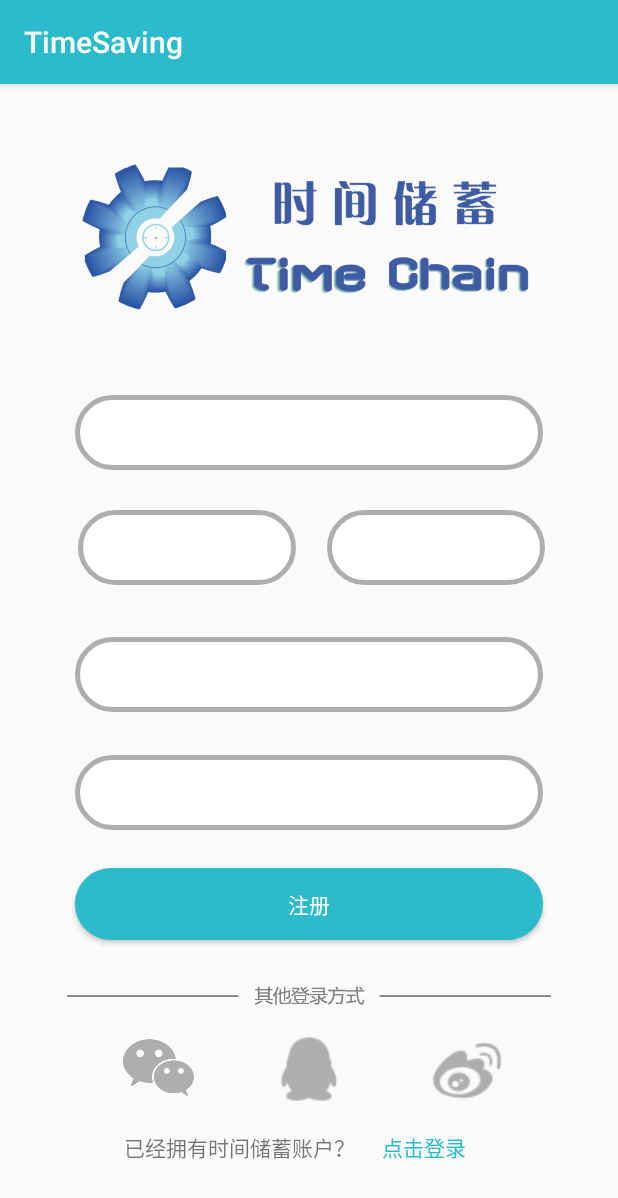
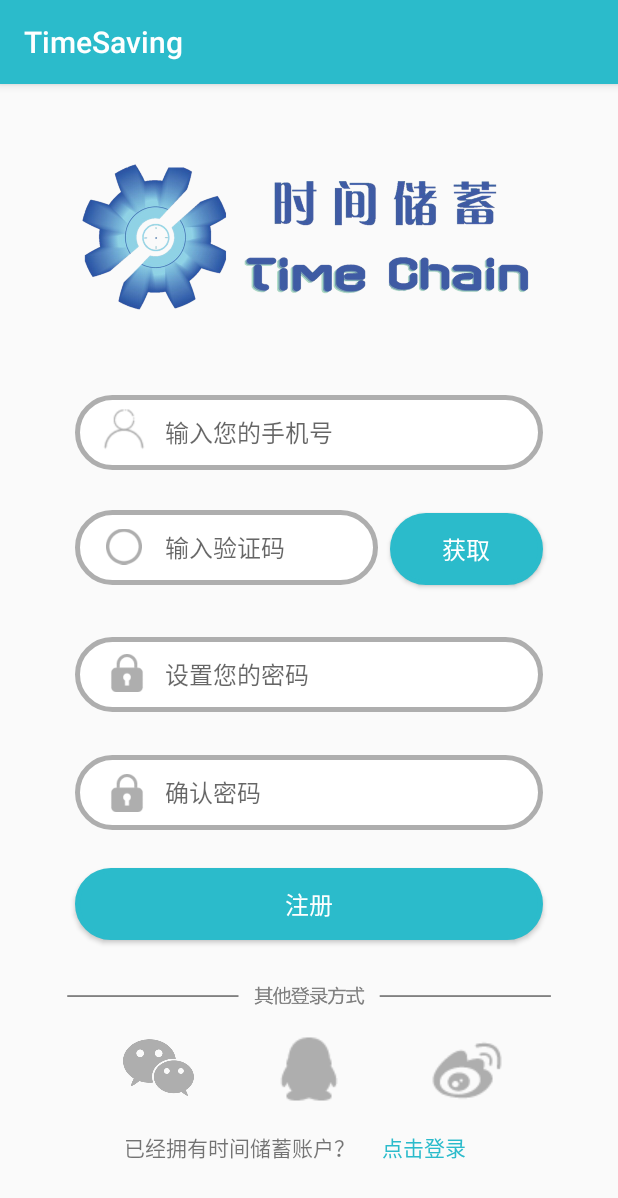
Before and after one commit to 449627440/TimeSaving, an Android app: the screen it shows after launch (MainActivity), on a phone screen of 412 x 824 dp. Shown: the top 1198 px of the screen. Run offline under Robolectric (Android 15) with nearby library versions, the phone set to English and light mode, and no system bars.

Commit message:
完善注册页面

```diff
--- a/app/src/main/res/drawable/shape_edittext.xml
+++ b/app/src/main/res/drawable/shape_edittext.xml
@@ -6,7 +6,7 @@
     <corners android:radius="30dip" />
     <!-- padding：Button里面的文字与Button边界的间隔 -->
     <padding
-        android:left="10dp"
+        android:left="60dp"
         android:top="10dp"
         android:right="10dp"
         android:bottom="10dp"
--- a/app/src/main/res/layout/activity_main.xml
+++ b/app/src/main/res/layout/activity_main.xml
@@ -30,6 +30,8 @@
         android:layout_marginEnd="50dp"
         android:layout_marginBottom="8dp"
         android:background="@drawable/shape_edittext"
+        android:hint="输入您的手机号"
+        android:textSize="16sp"
         app:layout_constraintBottom_toBottomOf="parent"
         app:layout_constraintEnd_toEndOf="parent"
         app:layout_constraintHorizontal_bias="0.0"
@@ -39,34 +41,20 @@
 
     <EditText
         android:id="@+id/editText3"
-        android:layout_width="145dp"
+        android:layout_width="0dp"
         android:layout_height="50dp"
         android:layout_marginStart="50dp"
         android:layout_marginTop="8dp"
         android:layout_marginEnd="8dp"
         android:layout_marginBottom="8dp"
         android:background="@drawable/shape_edittext"
+        android:hint="输入验证码"
+        android:textSize="16sp"
         app:layout_constraintBottom_toBottomOf="parent"
-        app:layout_constraintEnd_toStartOf="@+id/guideline"
-        app:layout_constraintHorizontal_bias="0.25"
+        app:layout_constraintEnd_toStartOf="@+id/button_getVcode"
         app:layout_constraintStart_toStartOf="parent"
         app:layout_constraintTop_toBottomOf="@+id/editText2"
         app:layout_constraintVertical_bias="0.042" />
-
-    <EditText
-        android:id="@+id/editText4"
-        android:layout_width="145dp"
-        android:layout_height="50dp"
-        android:layout_marginStart="8dp"
-        android:layout_marginEnd="50dp"
-        android:layout_marginBottom="8dp"
-        android:background="@drawable/shape_edittext"
-        app:layout_constraintBottom_toTopOf="@+id/editText"
-        app:layout_constraintEnd_toEndOf="parent"
-        app:layout_constraintHorizontal_bias="0.666"
-        app:layout_constraintStart_toStartOf="@+id/guideline"
-        app:layout_constraintTop_toTopOf="@+id/editText3"
-        app:layout_constraintVertical_bias="0.0" />
 
     <EditText
         android:id="@+id/editText"
@@ -77,9 +65,11 @@
         android:layout_marginEnd="50dp"
         android:layout_marginBottom="8dp"
         android:background="@drawable/shape_edittext"
+        android:hint="设置您的密码"
+        android:textSize="16sp"
         app:layout_constraintBottom_toBottomOf="parent"
         app:layout_constraintEnd_toEndOf="parent"
-        app:layout_constraintHorizontal_bias="0.0"
+        app:layout_constraintHorizontal_bias="1.0"
         app:layout_constraintStart_toStartOf="parent"
         app:layout_constraintTop_toBottomOf="@+id/editText3"
         app:layout_constraintVertical_bias="0.072" />
@@ -93,6 +83,8 @@
         android:layout_marginEnd="50dp"
         android:layout_marginBottom="8dp"
         android:background="@drawable/shape_edittext"
+        android:hint="确认密码"
+        android:textSize="16sp"
         app:layout_constraintBottom_toBottomOf="parent"
         app:layout_constraintEnd_toEndOf="parent"
         app:layout_constraintHorizontal_bias="0.0"
@@ -118,6 +110,7 @@
         android:background="@drawable/shape_button"
         android:text="注册"
         android:textColor="@color/white"
+        android:textSize="16sp"
         app:layout_constraintBottom_toBottomOf="parent"
         app:layout_constraintEnd_toEndOf="parent"
         app:layout_constraintHorizontal_bias="0.0"
@@ -200,7 +193,7 @@
         app:layout_constraintVertical_bias="0.185" />
 
     <TextView
-        android:id="@+id/textView3"
+        android:id="@+id/tv_login"
         android:layout_width="wrap_content"
         android:layout_height="wrap_content"
         android:layout_marginStart="8dp"
@@ -215,6 +208,76 @@
         app:layout_constraintTop_toTopOf="@+id/textView2"
         app:layout_constraintVertical_bias="0.0" />
 
+    <ImageView
+        android:id="@+id/imageView6"
+        android:layout_width="36dp"
+        android:layout_height="36dp"
+        android:layout_marginStart="8dp"
+        android:layout_marginEnd="8dp"
+        app:layout_constraintBottom_toBottomOf="@+id/editText2"
+        app:layout_constraintEnd_toStartOf="@+id/guideline"
+        app:layout_constraintHorizontal_bias="0.061"
+        app:layout_constraintStart_toStartOf="@+id/editText2"
+        app:layout_constraintTop_toTopOf="@+id/editText2"
+        app:srcCompat="@drawable/welcome_gr" />
+
+    <ImageView
+        android:id="@+id/imageView8"
+        android:layout_width="24dp"
+        android:layout_height="26dp"
+        android:layout_marginEnd="8dp"
+        app:layout_constraintBottom_toBottomOf="@+id/editText3"
+        app:layout_constraintEnd_toStartOf="@+id/guideline"
+        app:layout_constraintHorizontal_bias="0.055"
+        app:layout_constraintStart_toStartOf="@+id/imageView6"
+        app:layout_constraintTop_toTopOf="@+id/editText3"
+        app:layout_constraintVertical_bias="0.473"
+        app:srcCompat="@drawable/welcome_circle" />
+
+    <Button
+        android:id="@+id/button_getVcode"
+        android:layout_width="0dp"
+        android:layout_height="wrap_content"
+        android:layout_marginStart="260dp"
+        android:layout_marginTop="8dp"
+        android:layout_marginEnd="50dp"
+        android:layout_marginBottom="8dp"
+        android:background="@drawable/shape_button"
+        android:text="获取"
+        android:textColor="@color/white"
+        android:textSize="16sp"
+        app:layout_constraintBottom_toTopOf="@+id/editText"
+        app:layout_constraintEnd_toEndOf="parent"
+        app:layout_constraintStart_toStartOf="parent"
+        app:layout_constraintTop_toBottomOf="@+id/editText2"
+        app:layout_constraintVertical_bias="0.441" />
+
+    <ImageView
+        android:id="@+id/imageView9"
+        android:layout_width="25dp"
+        android:layout_height="25dp"
+        android:layout_marginStart="5dp"
+        android:layout_marginEnd="8dp"
+        app:layout_constraintBottom_toBottomOf="@+id/editText"
+        app:layout_constraintEnd_toStartOf="@+id/guideline"
+        app:layout_constraintHorizontal_bias="0.019"
+        app:layout_constraintStart_toStartOf="@+id/imageView6"
+        app:layout_constraintTop_toTopOf="@+id/editText"
+        app:layout_constraintVertical_bias="0.454"
+        app:srcCompat="@drawable/welcome_password" />
+
+    <ImageView
+        android:id="@+id/imageView10"
+        android:layout_width="25dp"
+        android:layout_height="25dp"
+        android:layout_marginEnd="8dp"
+        app:layout_constraintBottom_toBottomOf="@+id/editText5"
+        app:layout_constraintEnd_toStartOf="@+id/guideline"
+        app:layout_constraintHorizontal_bias="0.0"
+        app:layout_constraintStart_toStartOf="@+id/imageView9"
+        app:layout_constraintTop_toTopOf="@+id/editText5"
+        app:layout_constraintVertical_bias="0.52"
+        app:srcCompat="@drawable/welcome_password" />
 
 
 </android.support.constraint.ConstraintLayout>
```
Also changed, not shown: app/src/main/res/drawable/welcome_circle.png (added), app/src/main/res/drawable/welcome_gr.png (added), app/src/main/res/drawable/welcome_password.png (added).
